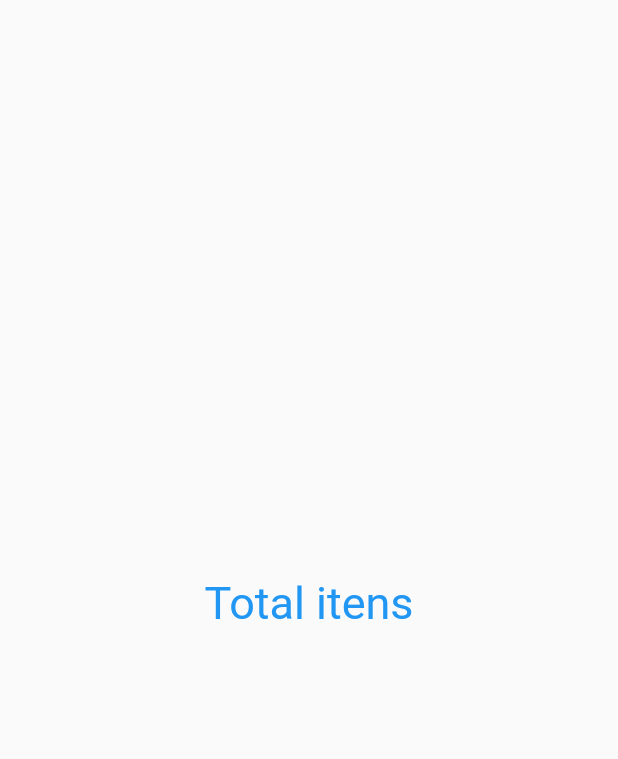
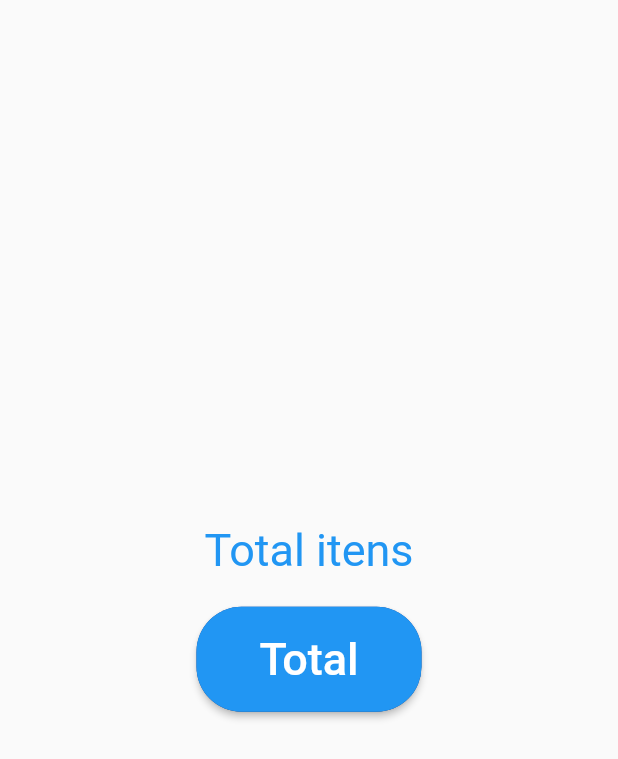
Before and after one commit to lucasoliveirasouza/getx-estudo, a Flutter app: the TotalPage screen opened directly, on a phone screen of 412 x 824 dp. Shown: the top 759 px of the screen. Run offline on Flutter 3.47's test engine with Material 2 defaults, Android fonts, the phone set to English and light mode, and no system bars; our stand-ins replace get.

Commit message:
Utilizando getx para gerenciar estado

```diff
--- a/lib/controllers/soma_controller.dart
+++ b/lib/controllers/soma_controller.dart
@@ -4,6 +4,7 @@ import 'package:get/get.dart';
 class SomaController extends GetxController {
   var books = 0.obs;
   var pens = 0.obs;
+  int get sum => books.value + pens.value;
 
   increment() {
     books.value++;
--- a/lib/views/total_page.dart
+++ b/lib/views/total_page.dart
@@ -1,4 +1,5 @@
 import 'package:flutter/material.dart';
+import 'package:get/get.dart';
 
 class TotalPage extends StatelessWidget {
   const TotalPage({Key? key}) : super(key: key);
@@ -21,6 +22,29 @@ class TotalPage extends StatelessWidget {
               SizedBox(
                 height: 20,
               ),
+              Container(
+                width: 150,
+                height: 70,
+                decoration: BoxDecoration(
+                  borderRadius: BorderRadius.circular(30),
+                  color: Colors.blue.shade900,
+                ),
+                child: ElevatedButton(
+                  style: ElevatedButton.styleFrom(
+                    shape: RoundedRectangleBorder(
+                      borderRadius: BorderRadius.circular(30),
+                    ),
+                  ),
+                  onPressed: () => Get.back(),
+                  child: Text(
+                    "Total",
+                    style: TextStyle(
+                      fontSize: 30,
+                      color: Colors.white,
+                    ),
+                  ),
+                ),
+              ),
             ],
           ),
         ),
```
